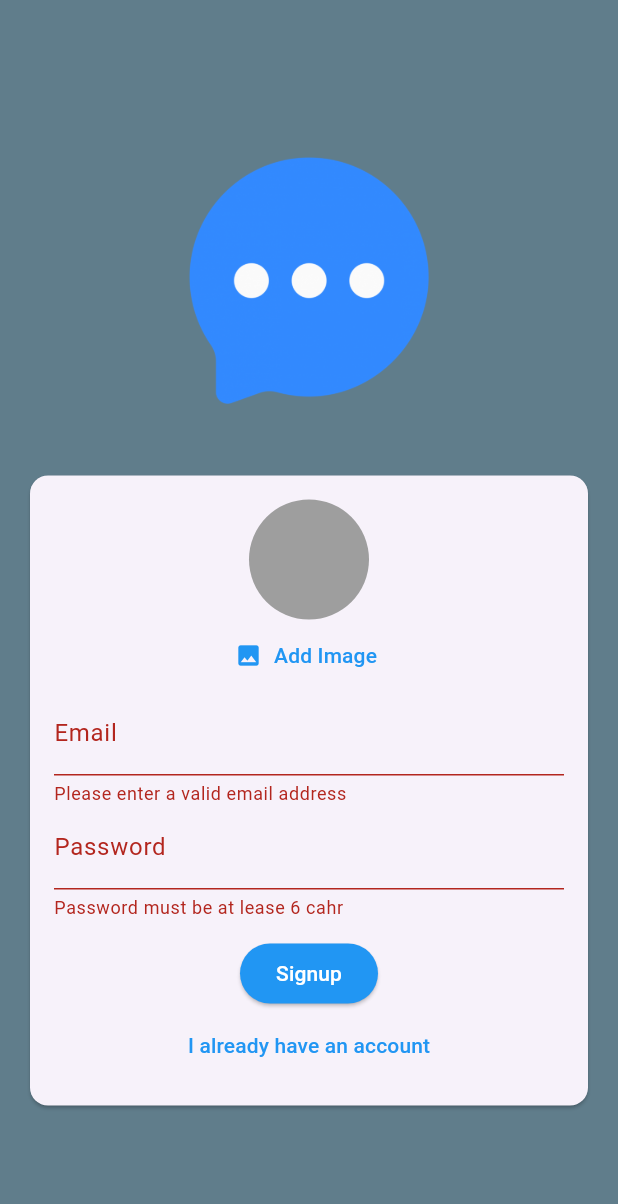
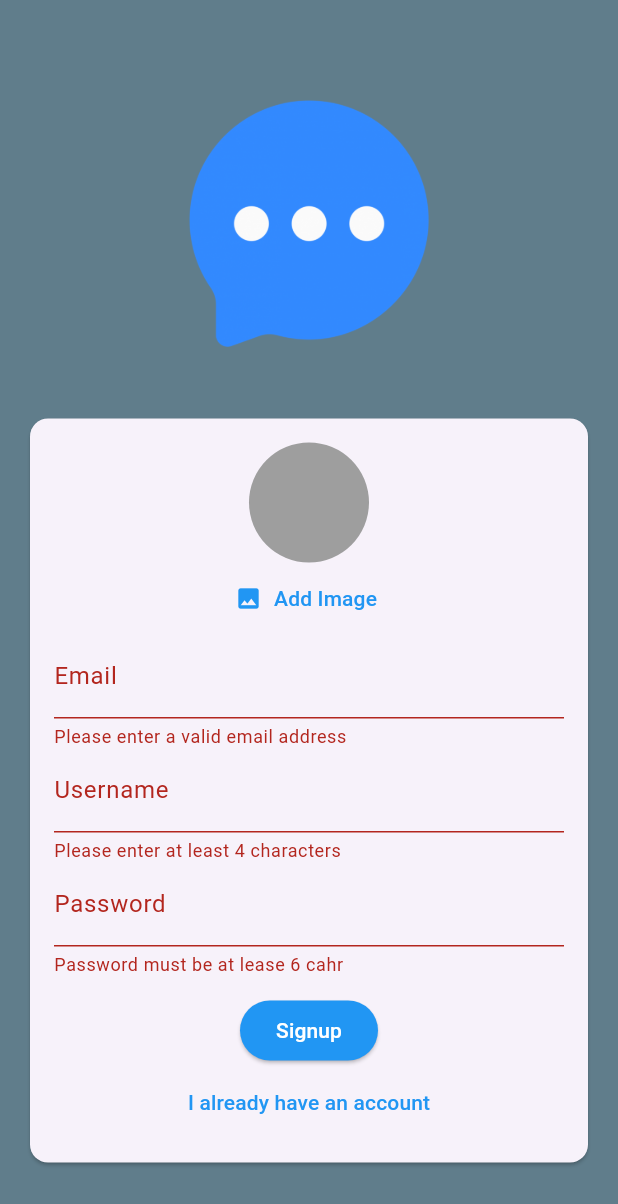
Before and after one commit to manoharacharyaa/chat_app, a Flutter app: the screen it shows after launch, after a tap on "Login", after a tap on "Create an account", after a tap on "Signup", on a phone screen of 412 x 824 dp. Shown: the top 1204 px of the screen. Run offline on Flutter 3.47's test engine with Material 3 defaults, Android fonts, the phone set to English and light mode, and no system bars; our stand-ins replace cloud_firestore, firebase_auth, firebase_core, firebase_storage, image_picker; accounts and stored records are empty.

Commit message:
9. storing user data to firestore users collection

```diff
--- a/lib/screens/auth.dart
+++ b/lib/screens/auth.dart
@@ -1,6 +1,7 @@
 // ignore_for_file: unused_element, unused_field, avoid_print
 import 'dart:io';
 import 'package:chat_app/widgets/user_image_picker.dart';
+import 'package:cloud_firestore/cloud_firestore.dart';
 import 'package:firebase_auth/firebase_auth.dart';
 import 'package:firebase_storage/firebase_storage.dart';
 import 'package:flutter/material.dart';
@@ -19,6 +20,7 @@ class _AuthScreenState extends State<AuthScreen> {
   var _isAuthenticating = false;
   var _enteredEmail = '';
   var _enteredPassword = '';
+  var _enteredUserName = '';
   File? _selectedImage;
   final _form = GlobalKey<FormState>();
 
@@ -52,7 +54,15 @@ class _AuthScreenState extends State<AuthScreen> {
 
         await storageRef.putFile(_selectedImage!);
         final imageUrl = await storageRef.getDownloadURL();
-        print(imageUrl);
+
+        await FirebaseFirestore.instance
+            .collection('users')
+            .doc(userCredentials.user!.uid)
+            .set({
+          'username': _enteredUserName,
+          'email': _enteredEmail,
+          'image_url': imageUrl,
+        });
       }
     } on FirebaseAuthException catch (error) {
       if (error.code == '') {}
@@ -122,6 +132,24 @@ class _AuthScreenState extends State<AuthScreen> {
                               onSaved: (value) {
                                 _enteredEmail = value!;
                               }),
+                          if (!_isLogin)
+                            TextFormField(
+                              decoration: const InputDecoration(
+                                labelText: 'Username',
+                              ),
+                              enableSuggestions: false,
+                              validator: (value) {
+                                if (value == null ||
+                                    value.isEmpty ||
+                                    value.trim().length < 4) {
+                                  return 'Please enter at least 4 characters';
+                                }
+                                return null;
+                              },
+                              onSaved: (value) {
+                                _enteredUserName = value!;
+                              },
+                            ),
                           TextFormField(
                             decoration: const InputDecoration(
                               labelText: 'Password',
--- a/pubspec.yaml
+++ b/pubspec.yaml
@@ -16,6 +16,7 @@ dependencies:
   firebase_auth: ^5.3.4
   firebase_storage: ^12.3.7
   image_picker: ^1.1.2
+  cloud_firestore: ^5.6.0
 
 dev_dependencies:
   flutter_test:
```
Also changed, not shown: pubspec.lock, 3 other files.
